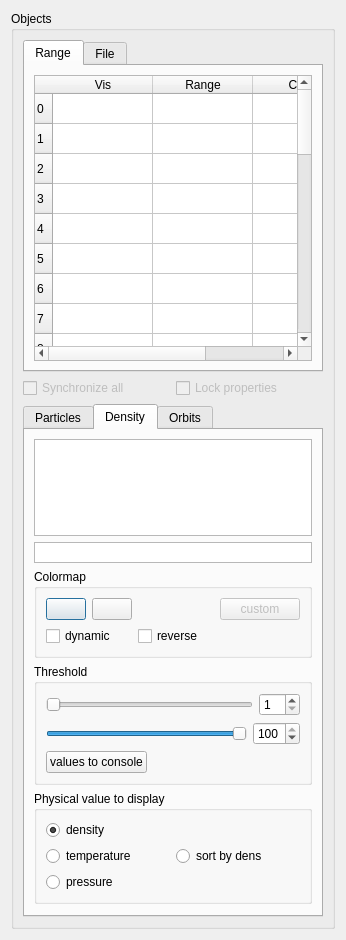
Old version of the form usr/jcl/glnemo2/src/formobjectcontrol.ui in the repository teuben/nemo.
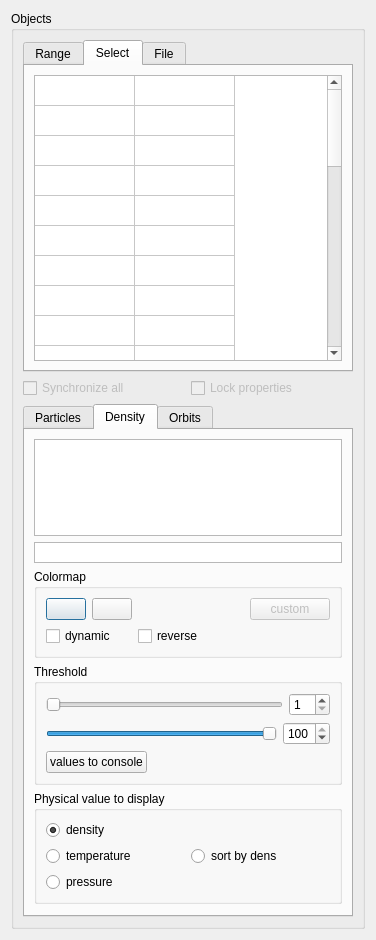
New version of the form. The open tabs and pages were chosen to show the change. Icons and pictures are not drawn.

```diff
--- a/usr/jcl/glnemo2/src/formobjectcontrol.ui
+++ b/usr/jcl/glnemo2/src/formobjectcontrol.ui
@@ -60,6 +60,12 @@
             <property name="enabled">
              <bool>true</bool>
             </property>
+            <property name="minimumSize">
+             <size>
+              <width>308</width>
+              <height>0</height>
+             </size>
+            </property>
             <property name="toolTip">
              <string>&lt;html&gt;&lt;head&gt;&lt;meta name=&quot;qrichtext&quot; content=&quot;1&quot; /&gt;&lt;style type=&quot;text/css&quot;&gt;
 p, li { white-space: pre-wrap; }
@@ -272,7 +278,167 @@
           </item>
          </layout>
         </widget>
-        <widget class="QWidget" name="tab">
+        <widget class="QWidget" name="tab_select">
+         <attribute name="title">
+          <string>Select</string>
+         </attribute>
+         <layout class="QGridLayout" name="gridLayout_12">
+          <item row="0" column="0">
+           <widget class="QTableWidget" name="select_table">
+            <property name="enabled">
+             <bool>true</bool>
+            </property>
+            <property name="lineWidth">
+             <number>1</number>
+            </property>
+            <property name="selectionMode">
+             <enum>QAbstractItemView::SingleSelection</enum>
+            </property>
+            <property name="selectionBehavior">
+             <enum>QAbstractItemView::SelectRows</enum>
+            </property>
+            <property name="showGrid">
+             <bool>true</bool>
+            </property>
+            <property name="sortingEnabled">
+             <bool>false</bool>
+            </property>
+            <property name="rowCount">
+             <number>30</number>
+            </property>
+            <property name="columnCount">
+             <number>2</number>
+            </property>
+            <attribute name="horizontalHeaderVisible">
+             <bool>false</bool>
+            </attribute>
+            <attribute name="horizontalHeaderCascadingSectionResizes">
+             <bool>false</bool>
+            </attribute>
+            <attribute name="horizontalHeaderDefaultSectionSize">
+             <number>100</number>
+            </attribute>
+            <attribute name="horizontalHeaderMinimumSectionSize">
+             <number>29</number>
+            </attribute>
+            <attribute name="verticalHeaderVisible">
+             <bool>false</bool>
+            </attribute>
+            <attribute name="verticalHeaderShowSortIndicator" stdset="0">
+             <bool>false</bool>
+            </attribute>
+            <row>
+             <property name="text">
+              <string>0</string>
+             </property>
+            </row>
+            <row>
+             <property name="text">
+              <string>1</string>
+             </property>
+            </row>
+            <row>
+             <property name="text">
+              <string>2</string>
+             </property>
+            </row>
+            <row>
+             <property name="text">
+              <string>3</string>
+             </property>
+            </row>
+            <row>
+             <property name="text">
+              <string>4</string>
+             </property>
+            </row>
+            <row>
+             <property name="text">
+              <string>5</string>
+             </property>
+            </row>
+            <row>
+             <property name="text">
+              <string>6</string>
+             </property>
+            </row>
+            <row>
+             <property name="text">
+              <string>7</string>
+             </property>
+            </row>
+            <row>
+             <property name="text">
+              <string>8</string>
+             </property>
+            </row>
+            <row>
+             <property name="text">
+              <string>9</string>
+             </property>
+            </row>
+            <row>
+             <property name="text">
+              <string>10</string>
+             </property>
+            </row>
+            <row>
+             <property name="text">
+              <string>11</string>
+             </property>
+            </row>
+            <row>
+             <property name="text">
+              <string>12</string>
+             </property>
+            </row>
+            <row>
+             <property name="text">
+              <string>13</string>
+             </property>
+            </row>
+            <row>
+             <property name="text">
+              <string>14</string>
+             </property>
+            </row>
+            <row>
+             <property name="text">
+              <string>16</string>
+             </property>
+            </row>
+            <row/>
+            <row/>
+            <row/>
+            <row/>
+            <row/>
+            <row/>
+            <row/>
+            <row/>
+            <row/>
+            <row/>
+            <row/>
+            <row/>
+            <row/>
+            <row/>
+            <column>
+             <property name="text">
+              <string>Vis</string>
+             </property>
+            </column>
+            <column>
+             <property name="text">
+              <string>color</string>
+             </property>
+            </column>
+           </widget>
+          </item>
+         </layout>
+        </widget>
+        <widget class="QWidget" name="tab_file">
+         <property name="enabled">
+          <bool>false</bool>
+         </property>
          <attribute name="title">
           <string>File</string>
          </attribute>
```
Left out of the diff: 2 changed lines with no effect on the pictures.
